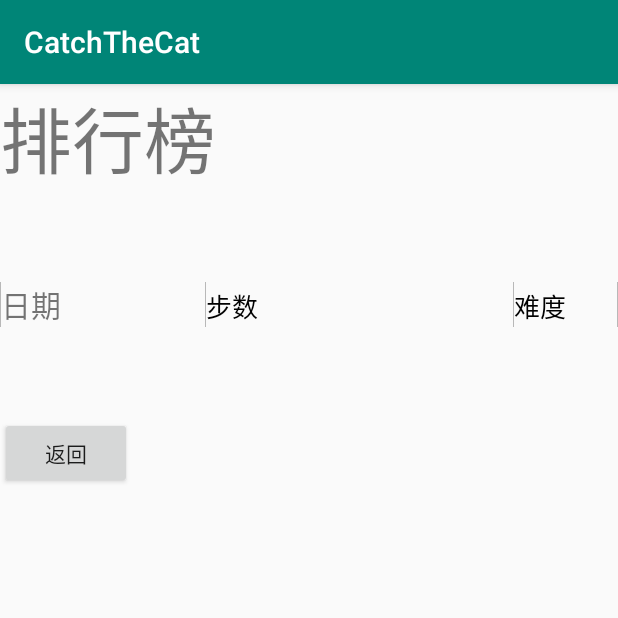
After one commit to RC-Kanashii/CatchTheCat, an Android app: the RankActivity screen opened directly, with no data from a screen before it, on a phone screen of 412 x 824 dp, the top half of it. The commit adds this screen. Run offline under Robolectric (Android 15) with nearby library versions, the phone set to English and light mode, and no system bars.

Commit message:
Feat: Now difficulty only has Easy and Normal. Implement the rank

```diff
--- a/app/src/main/AndroidManifest.xml
+++ b/app/src/main/AndroidManifest.xml
@@ -9,7 +9,8 @@
         android:roundIcon="@mipmap/ic_launcher_round"
         android:supportsRtl="true"
         android:theme="@style/AppTheme">
-        <activity android:name=".SettingActivity"></activity>
+        <activity android:name=".RankActivity"></activity>
+        <activity android:name=".SettingActivity" />
 
         <service
             android:name=".PlayMusicService"
--- a/app/src/main/java/com/rc/catchthecat/GameActivity.java
+++ b/app/src/main/java/com/rc/catchthecat/GameActivity.java
@@ -41,7 +41,8 @@ public class GameActivity extends AppCompatActivity {
         rank_btn.setOnClickListener(new View.OnClickListener() {
             @Override
             public void onClick(View view) {
-
+                Intent intent = new Intent(GameActivity.this, RankActivity.class);
+                startActivity(intent);
             }
         });
     }
--- /dev/null
+++ b/app/src/main/java/com/rc/catchthecat/RankActivity.java
@@ -0,0 +1,60 @@
+package com.rc.catchthecat;
+
+import android.content.Intent;
+import android.database.Cursor;
+import android.database.sqlite.SQLiteDatabase;
+import android.os.Bundle;
+import android.view.View;
+import android.widget.Button;
+import android.widget.ListView;
+import android.widget.SimpleCursorAdapter;
+
+import androidx.appcompat.app.AppCompatActivity;
+
+import com.rc.catchthecat.service.RankService;
+
+public class RankActivity extends AppCompatActivity {
+    private RankService rs;
+    private SQLiteDatabase database;
+    private ListView lv;
+    private Button back_btn;
+
+    @Override
+    protected void onCreate(Bundle savedInstanceState) {
+        super.onCreate(savedInstanceState);
+        setContentView(R.layout.activity_rank);
+
+        initComponents();
+        initAdapter();
+    }
+
+    private void initComponents() {
+        lv = findViewById(R.id.lv);
+        back_btn = findViewById(R.id.back);
+
+        back_btn.setOnClickListener(new View.OnClickListener() {
+            @Override
+            public void onClick(View view) {
+                Intent intent = new Intent(RankActivity.this, GameActivity.class);
+                startActivity(intent);
+            }
+        });
+    }
+
+    private void initAdapter() {
+        rs = new RankService(RankActivity.this, "rank", null, 1);
+        database = rs.getReadableDatabase();
+        // rs.add(database, 2);
+        // rs.add(database, 3);
+        // rs.add(database, 4);
+        // rs.add(database, 4);
+        // rs.add(database, 5);
+        // rs.add(database, 6);
+        Cursor cursor = rs.queryTop10(database);
+
+        SimpleCursorAdapter adapter = new SimpleCursorAdapter(this, R.layout.itemlayout, cursor,
+                new String[]{"_id", "date", "steps", "difficulty"},
+                new int[]{0, R.id.date, R.id.steps, R.id.difficulty});
+        lv.setAdapter(adapter);
+    }
+}
--- /dev/null
+++ b/app/src/main/java/com/rc/catchthecat/service/RankService.java
@@ -0,0 +1,38 @@
+package com.rc.catchthecat.service;
+
+import android.content.ContentValues;
+import android.content.Context;
+import android.database.Cursor;
+import android.database.sqlite.SQLiteDatabase;
+import android.database.sqlite.SQLiteOpenHelper;
+
+import androidx.annotation.Nullable;
+
+public class RankService extends SQLiteOpenHelper {
+    public RankService(@Nullable Context context, @Nullable String name, @Nullable SQLiteDatabase.CursorFactory factory, int version) {
+        super(context, name, factory, version);
+    }
+
+    @Override
+    public void onCreate(SQLiteDatabase sqLiteDatabase) {
+        String sql = "create table rank(_id integer primary key autoincrement," +
+                " date timestamp default current_timestamp, steps integer, difficulty varchar)";
+        sqLiteDatabase.execSQL(sql);
+    }
+
+    @Override
+    public void onUpgrade(SQLiteDatabase sqLiteDatabase, int i, int i1) {
+
+    }
+
+    public void add(SQLiteDatabase database, int steps, String difficulty) {
+        ContentValues values = new ContentValues();
+        values.put("steps", steps);
+        values.put("difficulty", difficulty);
+        database.insert("rank", null, values);
+    }
+
+    public Cursor queryTop10(SQLiteDatabase database) {
+        return database.query("rank", new String[]{"_id", "date", "steps", "difficulty"}, null, null, null, null, "steps asc", "10");
+    }
+}
--- /dev/null
+++ b/app/src/main/res/layout/activity_rank.xml
@@ -0,0 +1,88 @@
+<LinearLayout xmlns:android="http://schemas.android.com/apk/res/android"
+    android:layout_width="match_parent"
+    android:layout_height="wrap_content"
+    android:orientation="vertical">
+
+    <TextView
+        android:layout_width="wrap_content"
+        android:layout_height="wrap_content"
+        android:text="排行榜"
+        android:textSize="48sp" />
+
+    <LinearLayout xmlns:android="http://schemas.android.com/apk/res/android"
+        android:layout_width="fill_parent"
+        android:layout_height="fill_parent"
+        android:layout_marginTop="60dp"
+        android:orientation="horizontal">
+
+        <View
+            android:layout_width="0.5px"
+            android:layout_height="fill_parent"
+            android:background="#B8B8B8"
+            android:visibility="visible" />
+
+        <TextView
+            android:id="@+id/date"
+            android:layout_width="0dip"
+            android:layout_height="wrap_content"
+            android:layout_weight="2"
+            android:text="日期"
+            android:textSize="20sp" />
+
+        <View
+            android:layout_width="0.5px"
+            android:layout_height="fill_parent"
+            android:background="#B8B8B8"
+            android:visibility="visible" />
+
+        <TextView
+            android:id="@+id/steps"
+            android:layout_width="0dip"
+            android:layout_height="wrap_content"
+            android:layout_weight="3"
+            android:textColor="#000000"
+            android:text="步数"
+            android:textSize="17sp" />
+
+        <View
+            android:layout_width="0.5px"
+            android:layout_height="fill_parent"
+            android:background="#B8B8B8"
+            android:visibility="visible" />
+
+        <TextView
+            android:id="@+id/difficulty"
+            android:layout_width="0dip"
+            android:layout_height="wrap_content"
+            android:layout_weight="1"
+            android:textColor="#000000"
+            android:text="难度"
+            android:textSize="17sp" />
+
+        <View
+            android:layout_width="0.5px"
+            android:layout_height="fill_parent"
+            android:background="#B8B8B8"
+            android:visibility="visible" />
+
+    </LinearLayout>
+
+    <LinearLayout xmlns:android="http://schemas.android.com/apk/res/android"
+        android:layout_width="fill_parent"
+        android:layout_height="fill_parent"
+        android:orientation="horizontal">
+
+        <ListView
+            android:layout_width="match_parent"
+            android:layout_height="wrap_content"
+            android:id="@+id/lv"/>
+
+    </LinearLayout>
+
+    <Button
+        android:id="@+id/back"
+        android:layout_width="wrap_content"
+        android:layout_height="wrap_content"
+        android:layout_marginTop="60dp"
+        android:text="返回" />
+</LinearLayout>
```
Also changed, not shown: app/src/main/java/com/rc/catchthecat/Playground.java (+17 -2 lines), app/src/main/java/com/rc/catchthecat/SettingActivity.java (+7 -7 lines), app/src/main/res/layout/activity_setting.xml (+0 -10 lines), app/src/main/res/layout/itemlayout.xml (added, +53 -0 lines).
